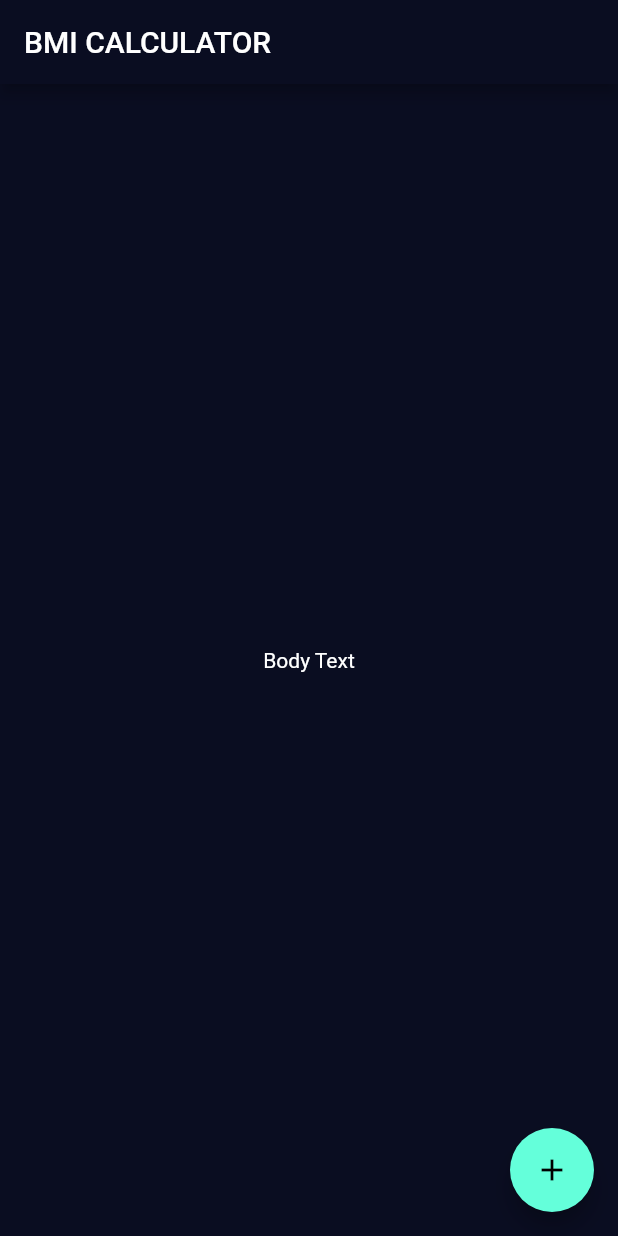
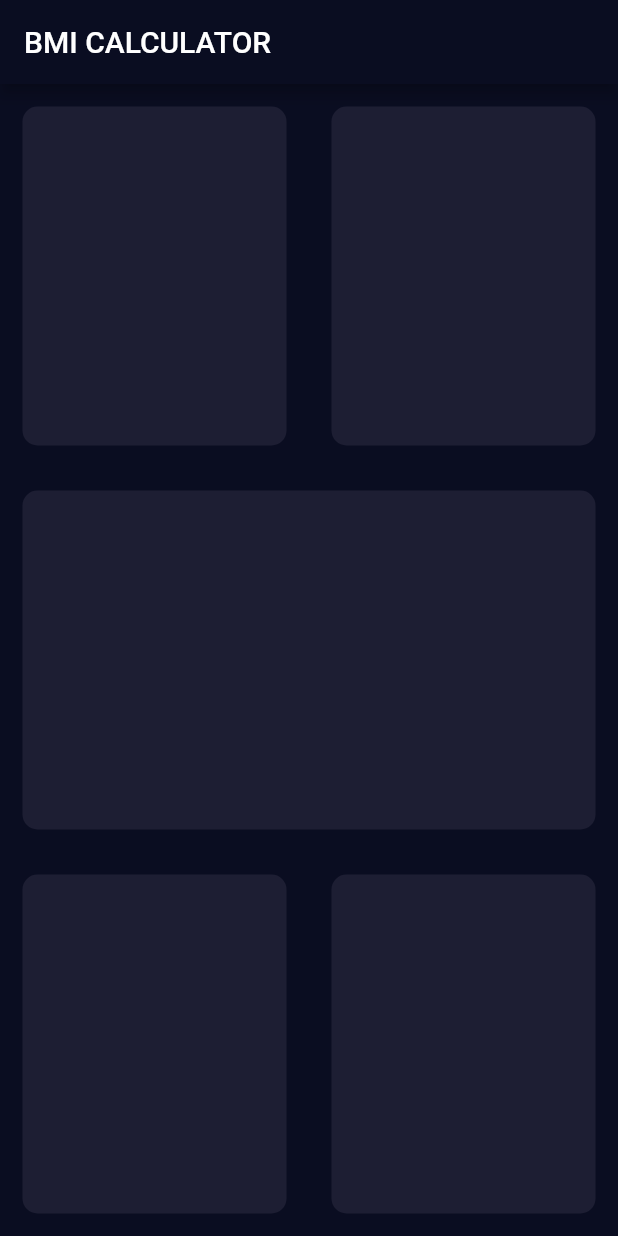
Before and after one commit to shyss18/flutter, a Flutter app: the screen it shows after launch, on a phone screen of 412 x 824 dp. Run offline on Flutter 3.47's test engine with Material 2 defaults, Android fonts, the phone set to English and light mode, and no system bars; our stand-ins replace audioplayers, rflutter_alert.

Commit message:
implemented reusablecard widget

```diff
--- a/bmi_calculator/lib/input_page.dart
+++ b/bmi_calculator/lib/input_page.dart
@@ -12,12 +12,55 @@
       appBar: AppBar(
         title: Text('BMI CALCULATOR'),
       ),
-      body: Center(
-        child: Text('Body Text'),
-      ),
-      floatingActionButton: FloatingActionButton(
-        child: Icon(Icons.add),
+      body: Column(
+        children: <Widget>[
+          Expanded(
+            child: Row(
+              children: <Widget>[
+                ReusableCard(
+                  backgroundColor: Color(0xFF1D1E33),
+                ),
+                ReusableCard(
+                  backgroundColor: Color(0xFF1D1E33),
+                ),
+              ],
+            ),
+          ),
+          ReusableCard(
+            backgroundColor: Color(0xFF1D1E33),
+          ),
+          Expanded(
+            child: Row(
+              children: <Widget>[
+                ReusableCard(
+                  backgroundColor: Color(0xFF1D1E33),
+                ),
+                ReusableCard(
+                  backgroundColor: Color(0xFF1D1E33),
+                ),
+              ],
+            ),
+          ),
+        ],
       ),
     );
   }
 }
+
+class ReusableCard extends StatelessWidget {
+  final Color backgroundColor;
+
+  ReusableCard({@required this.backgroundColor});
+  @override
+  Widget build(BuildContext context) {
+    return Expanded(
+      child: Container(
+        margin: EdgeInsets.all(15.0),
+        decoration: BoxDecoration(
+          color: backgroundColor,
+          borderRadius: BorderRadius.circular(10.0),
+        ),
+      ),
+    );
+  }
+}
```
